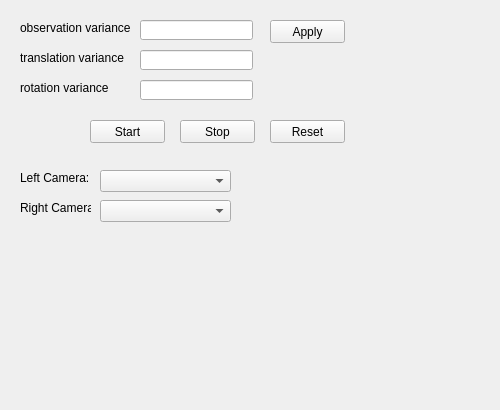
Above: Hanse/Module_VisualSLAM/form_visualslam.ui from iti-luebeck/HANSE2011 before the change. Below: the same form after it.
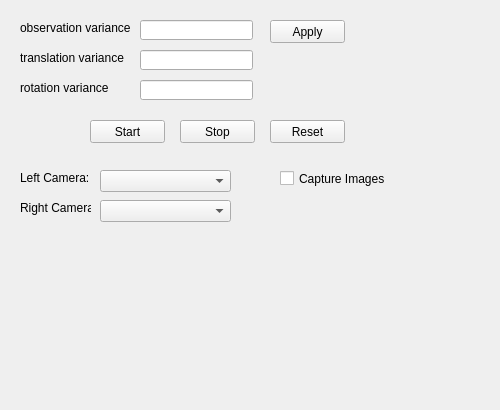
That is the form after the change.

```diff
--- a/Hanse/Module_VisualSLAM/form_visualslam.ui
+++ b/Hanse/Module_VisualSLAM/form_visualslam.ui
@@ -180,6 +180,19 @@
     <string>Right Camera:</string>
    </property>
   </widget>
+  <widget class="QCheckBox" name="checkBox">
+   <property name="geometry">
+    <rect>
+     <x>280</x>
+     <y>170</y>
+     <width>121</width>
+     <height>17</height>
+    </rect>
+   </property>
+   <property name="text">
+    <string>Capture Images</string>
+   </property>
+  </widget>
  </widget>
  <resources/>
  <connections/>
```
